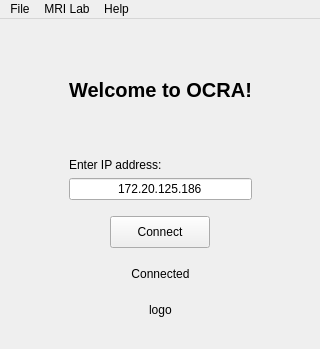
Qt form Applications/ocra/ui/configDialog.ui (OpenMRI/ocra) before a commit; both pictures show x 0 to 320 and y 0 to 349 of the 320 by 500 pixel window.
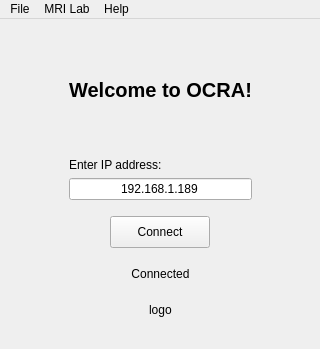
The same form after that commit.

The edit to the form file:
```diff
--- a/Applications/ocra/ui/configDialog.ui
+++ b/Applications/ocra/ui/configDialog.ui
@@ -319,7 +319,7 @@
       <item row="4" column="1">
        <widget class="QLineEdit" name="addrValue">
         <property name="text">
-         <string>172.20.125.186</string>
+         <string>192.168.1.189</string>
         </property>
         <property name="alignment">
          <set>Qt::AlignCenter</set>
```
